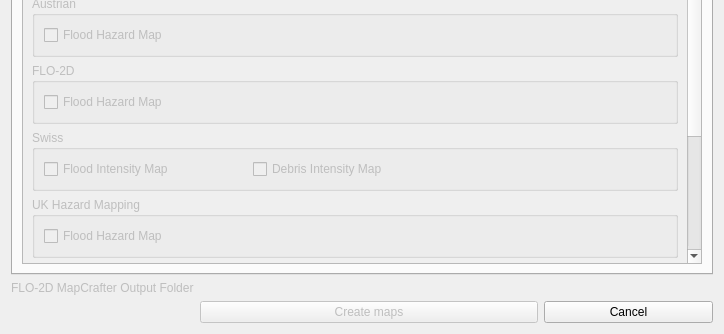
Qt form flo2d_mapcrafter/flo2d_mapcrafter_dialog_base.ui (FLO-2DSoftware/FLO-2DMapCrafter) before a commit; both pictures show x 0 to 724 and y 167 to 501 of the 724 by 501 pixel window.
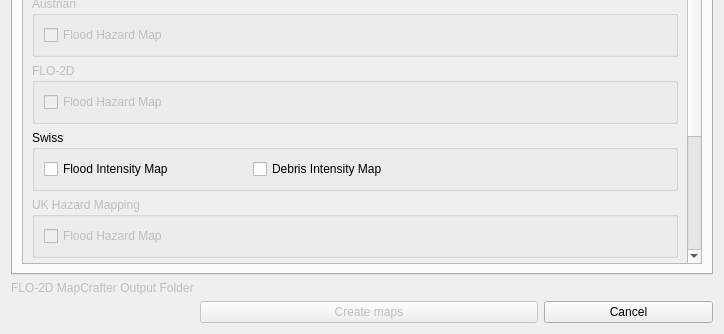
The same form after that commit. The open tabs and pages were chosen to show the change. Custom widgets are drawn as their Qt base class.

Commit message: Added the Flood Intensity and Debris Intensity maps for the SWISS method. Also fixed a bug on the Units Conversion.

```diff
--- a/flo2d_mapcrafter/flo2d_mapcrafter_dialog_base.ui
+++ b/flo2d_mapcrafter/flo2d_mapcrafter_dialog_base.ui
@@ -2483,7 +2483,7 @@
              <item row="3" column="0">
               <widget class="QgsCollapsibleGroupBox" name="swiss_hm_cgb">
                <property name="enabled">
-                <bool>false</bool>
+                <bool>true</bool>
                </property>
                <property name="title">
                 <string>Swiss</string>
```
Left out of the diff: 4 changed lines with no effect on the pictures. The commit also changes 2 other files.
